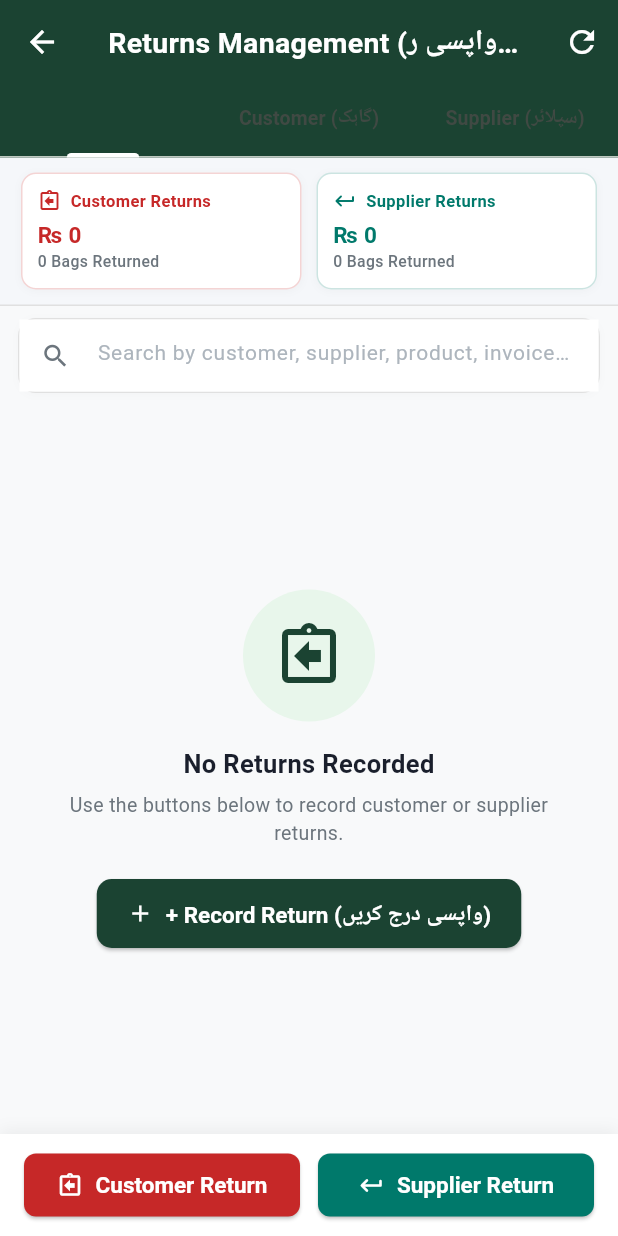
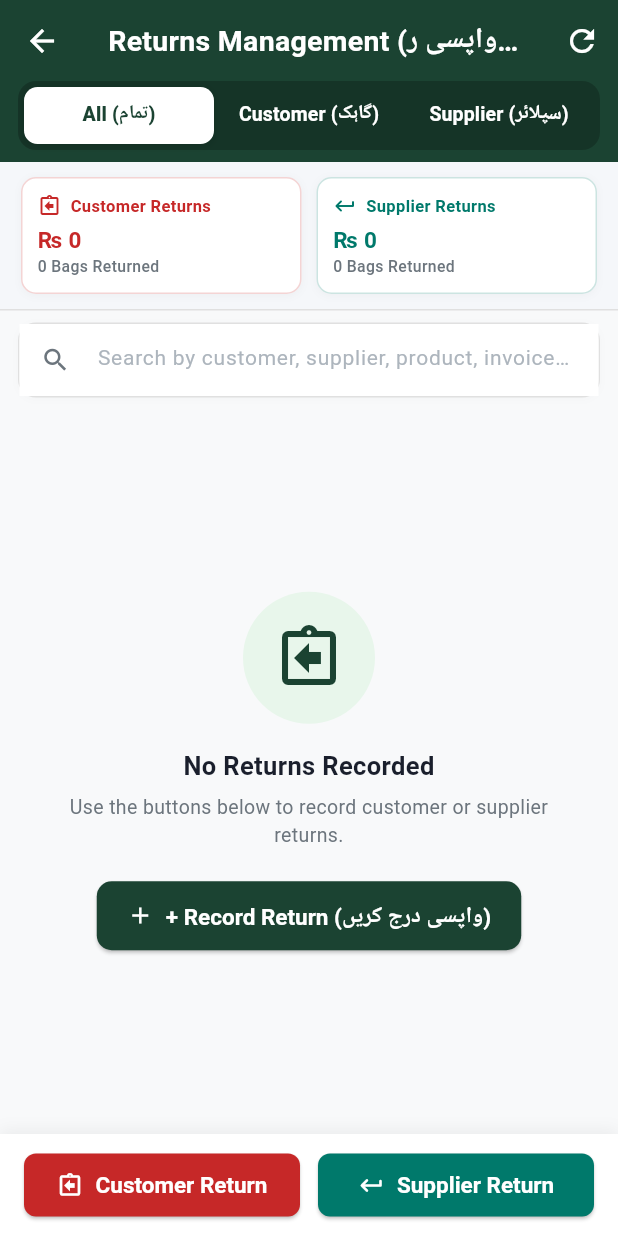
Before and after one commit to Haseeb-ML/fertilizer-erp, a Flutter app: the ReturnsListScreen screen opened directly, on a phone screen of 412 x 824 dp. Run offline on Flutter 3.47's test engine with Material 3 defaults, Android fonts, the phone set to English and light mode, and no system bars; our stand-ins replace csv, file_picker, flutter_riverpod, pdf, printing, share_plus and 3 more; accounts and stored records are empty.

Commit message:
fix: Make Returns Management filter tabs crisp high-contrast pill buttons

```diff
--- a/lib/features/returns/screens/returns_list_screen.dart
+++ b/lib/features/returns/screens/returns_list_screen.dart
@@ -74,16 +74,47 @@ class _ReturnsListScreenState extends ConsumerState<ReturnsListScreen>
             onPressed: _refresh,
           ),
         ],
-        bottom: TabBar(
-          controller: _tabController,
-          indicatorColor: Colors.white,
-          indicatorWeight: 3,
-          labelStyle: const TextStyle(fontWeight: FontWeight.bold, fontSize: 13),
-          tabs: const [
-            Tab(text: 'All (تمام)'),
-            Tab(text: 'Customer (گاہک)'),
-            Tab(text: 'Supplier (سپلائر)'),
-          ],
+        bottom: PreferredSize(
+          preferredSize: const Size.fromHeight(52),
+          child: Container(
+            margin: const EdgeInsets.fromLTRB(12, 0, 12, 8),
+            padding: const EdgeInsets.all(4),
+            decoration: BoxDecoration(
+              color: Colors.black.withValues(alpha: 0.22),
+              borderRadius: BorderRadius.circular(12),
+            ),
+            child: TabBar(
+              controller: _tabController,
+              indicator: BoxDecoration(
+                color: Colors.white,
+                borderRadius: BorderRadius.circular(9),
+                boxShadow: [
+                  BoxShadow(
+                    color: Colors.black.withValues(alpha: 0.12),
+                    blurRadius: 4,
+                    offset: const Offset(0, 1),
+                  ),
+                ],
+              ),
+              indicatorSize: TabBarIndicatorSize.tab,
+              dividerColor: Colors.transparent,
+              labelColor: const Color(0xFF1B4332),
+              unselectedLabelColor: Colors.white,
+              labelStyle: const TextStyle(
+                fontWeight: FontWeight.w800,
+                fontSize: 13,
+              ),
+              unselectedLabelStyle: const TextStyle(
+                fontWeight: FontWeight.w600,
+                fontSize: 13,
+              ),
+              tabs: const [
+                Tab(height: 36, text: 'All (تمام)'),
+                Tab(height: 36, text: 'Customer (گاہک)'),
+                Tab(height: 36, text: 'Supplier (سپلائر)'),
+              ],
+            ),
+          ),
         ),
       ),
       body: Column(
```
